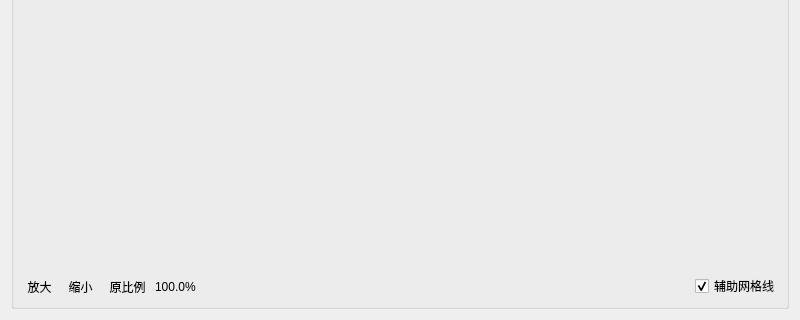
Qt form DrillGIFActionSequenceEditor/Source/GraphModule/widget/pictureCombiner/p_PictureCombiner.ui (DrillUp/DrillGIFActionSequenceEditor) before a commit; both pictures show x 0 to 800 and y 280 to 600 of the 800 by 600 pixel window.
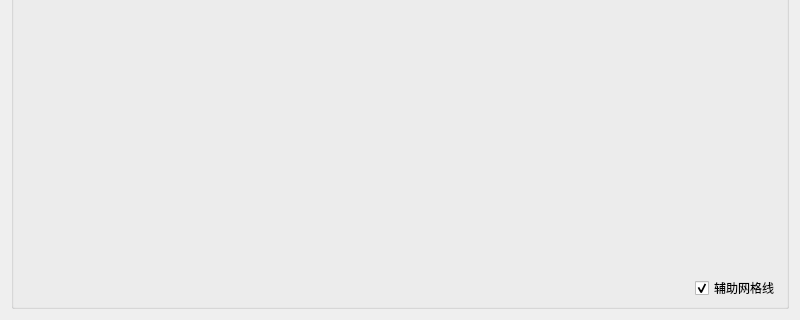
The same form after that commit. Icons and pictures are not drawn.

```diff
--- a/DrillGIFActionSequenceEditor/Source/GraphModule/widget/pictureCombiner/p_PictureCombiner.ui
+++ b/DrillGIFActionSequenceEditor/Source/GraphModule/widget/pictureCombiner/p_PictureCombiner.ui
@@ -107,71 +107,7 @@
           <number>0</number>
          </property>
          <item>
-          <widget class="QToolButton" name="toolButton_zoom_in">
-           <property name="toolTip">
-            <string>放大</string>
-           </property>
-           <property name="text">
-            <string>放大</string>
-           </property>
-           <property name="icon">
-            <iconset>
-             <normaloff>:/DrillGIFActionSequenceEditor/Resources/icons/view/Zoom_In.png</normaloff>:/DrillGIFActionSequenceEditor/Resources/icons/view/Zoom_In.png</iconset>
-           </property>
-           <property name="iconSize">
-            <size>
-             <width>20</width>
-             <height>20</height>
-            </size>
-           </property>
-          </widget>
-         </item>
-         <item>
-          <widget class="QToolButton" name="toolButton_zoom_out">
-           <property name="toolTip">
-            <string>缩小</string>
-           </property>
-           <property name="text">
-            <string>缩小</string>
-           </property>
-           <property name="icon">
-            <iconset>
-             <normaloff>:/DrillGIFActionSequenceEditor/Resources/icons/view/Zoom_Out.png</normaloff>:/DrillGIFActionSequenceEditor/Resources/icons/view/Zoom_Out.png</iconset>
-           </property>
-           <property name="iconSize">
-            <size>
-             <width>20</width>
-             <height>20</height>
-            </size>
-           </property>
-          </widget>
-         </item>
-         <item>
-          <widget class="QToolButton" name="toolButton_zoom_regular">
-           <property name="toolTip">
-            <string>原比例</string>
-           </property>
-           <property name="text">
-            <string>原比例</string>
-           </property>
-           <property name="icon">
-            <iconset>
-             <normaloff>:/DrillGIFActionSequenceEditor/Resources/icons/view/Zoom_Regular.png</normaloff>:/DrillGIFActionSequenceEditor/Resources/icons/view/Zoom_Regular.png</iconset>
-           </property>
-           <property name="iconSize">
-            <size>
-             <width>20</width>
-             <height>20</height>
-            </size>
-           </property>
-          </widget>
-         </item>
-         <item>
-          <widget class="QLabel" name="label_zoomValue">
-           <property name="text">
-            <string>100.0%</string>
-           </property>
-          </widget>
+          <widget class="QWidget" name="widget_zoom_btn" native="true"/>
          </item>
          <item>
           <spacer name="horizontalSpacer">
```
